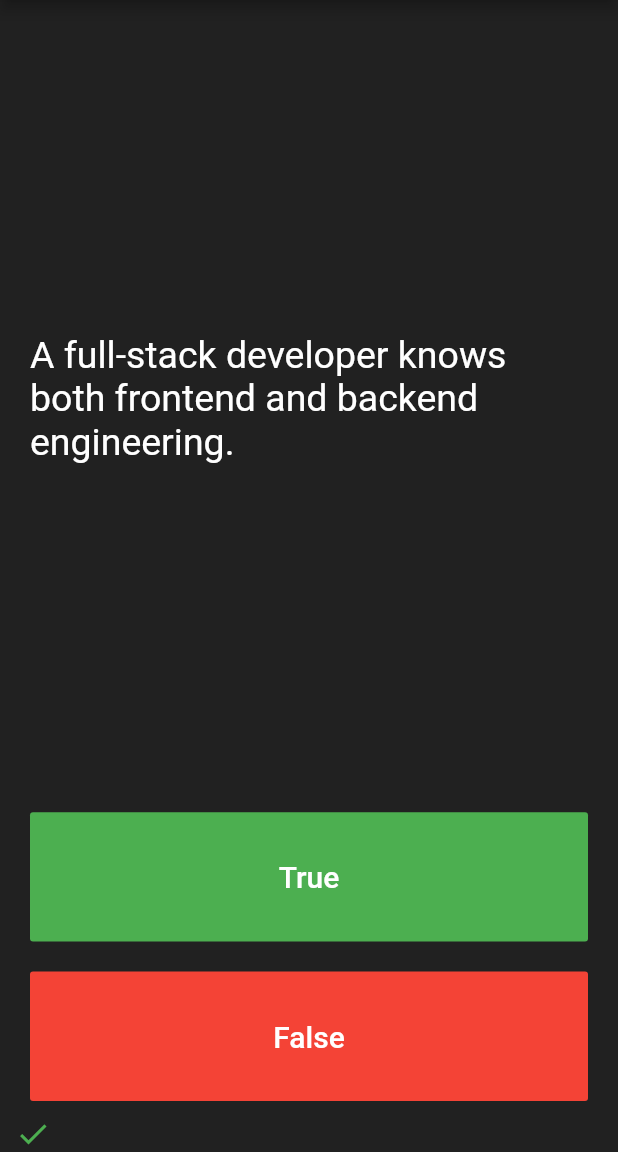
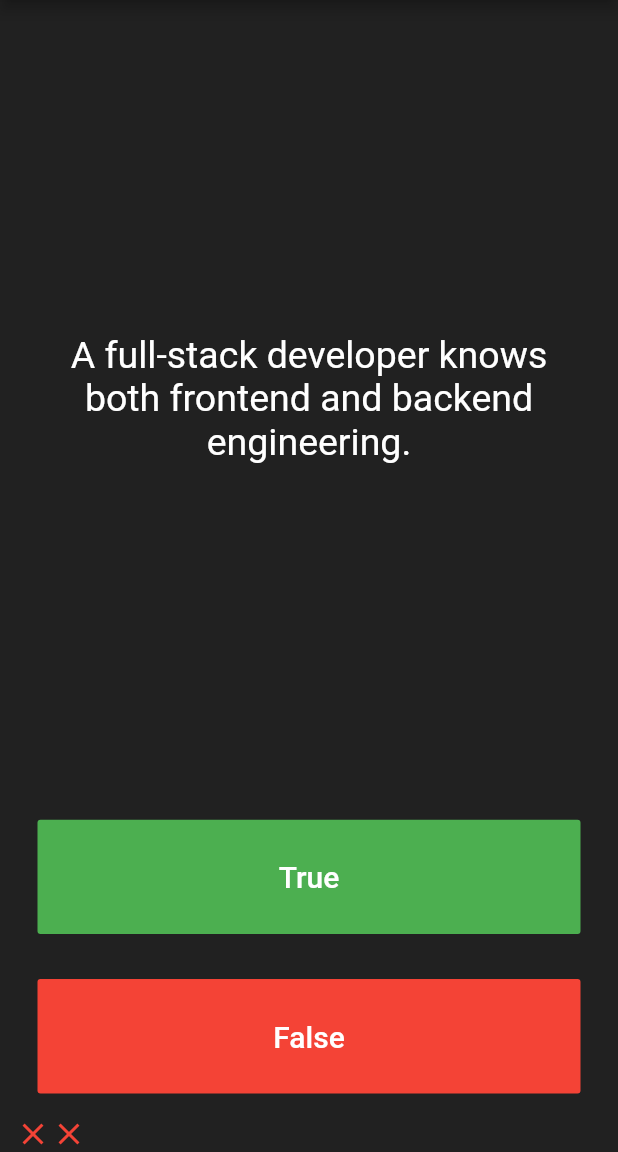
Before and after one commit to man-of-mind/Quizzler, a Flutter app: the screen it shows after launch, after a tap on "True", after a tap on "False", on a phone screen of 412 x 824 dp, the part 84-1236 px from its top. Run offline on Flutter 3.47's test engine with Material 2 defaults, Android fonts, the phone set to English and light mode, and no system bars.

Commit message:
encapsulation and abstraction tutorial

```diff
--- /dev/null
+++ b/lib/QuizBrain.dart
@@ -0,0 +1,39 @@
+import 'questions.dart';
+
+class QuizBrain {
+  int _questionNumber = 0;
+  List<Question> _questionBank = [
+    Question(q: 'Node.js is a programming language.', a: false),
+    Question(q: 'Flutter is cross-platform.', a: true),
+    Question(
+        q: 'A full-stack developer knows both frontend and backend engineering.',
+        a: true),
+    Question(q: 'The capital state of Nigeria is Lagos', a: false),
+    Question(q: 'Germany won the 2018 World Cup', a: false),
+    Question(q: 'Portugal is in Europe', a: true),
+    Question(q: 'Python is mainly use for data science', a: false),
+    Question(q: 'Swift was built by apple.', a: true),
+    Question(q: 'Chelsea plays in the La Liga league.', a: false),
+    Question(q: 'Flutter is created by Google', a: true)
+  ];
+
+  void nextQuestion() {
+    if (_questionNumber < (_questionBank.length - 1)) {
+      _questionNumber++;
+    } else {
+      _questionNumber = 0;
+    }
+  }
+
+  String getQuestion() {
+    return _questionBank[_questionNumber].questionText;
+  }
+
+  bool getAnswer() {
+    return _questionBank[_questionNumber].questionAnswer;
+  }
+
+  int getSize() {
+    return _questionBank.length;
+  }
+}
--- a/lib/main.dart
+++ b/lib/main.dart
@@ -1,4 +1,6 @@
 import 'package:flutter/material.dart';
+
+import 'QuizBrain.dart';
 
 void main() {
   runApp(Quiz());
@@ -11,11 +13,7 @@ class Quiz extends StatefulWidget {
 
 class _QuizState extends State<Quiz> {
   List<Icon> scoreKeeper = [];
-  List<String> questions = [
-    'Node.js is a programming language.',
-    'Flutter is cross-platform.',
-    'A full-stack developer knows both frontend and backend engineering.'
-  ];
+  QuizBrain quizBrain = QuizBrain();
   @override
   Widget build(BuildContext context) {
     return MaterialApp(
@@ -33,11 +31,12 @@ class _QuizState extends State<Quiz> {
             children: [
               Expanded(
                 flex: 5,
-                child: Center(
                 child: Padding(
                   padding: const EdgeInsets.all(10.0),
+                  child: Center(
                     child: Text(
-                      questions.last,
+                      quizBrain.getQuestion(),
+                      textAlign: TextAlign.center,
                       style: TextStyle(color: Colors.white, fontSize: 25),
                     ),
                   ),
@@ -45,9 +44,9 @@ class _QuizState extends State<Quiz> {
               ),
               Expanded(
                 child: Padding(
-                  padding: const EdgeInsets.all(10.0),
+                  padding: const EdgeInsets.all(15.0),
                   child: FlatButton(
-                    padding: const EdgeInsets.all(15.0),
+                    //                padding: const EdgeInsets.all(15.0),
                     color: Colors.green,
                     textColor: Colors.white,
                     child: Text(
@@ -56,12 +55,21 @@ class _QuizState extends State<Quiz> {
                     ),
                     onPressed: () {
                       setState(() {
+                        bool correctAnswer = quizBrain.getAnswer();
+                        if (correctAnswer == true) {
                           scoreKeeper.add(
                             Icon(
                               Icons.check,
                               color: Colors.green,
                             ),
                           );
+                        } else {
+                          scoreKeeper.add(Icon(
+                            Icons.close,
+                            color: Colors.red,
+                          ));
+                        }
+                        quizBrain.nextQuestion();
                       });
                     },
                   ),
@@ -69,16 +77,34 @@ class _QuizState extends State<Quiz> {
               ),
               Expanded(
                 child: Padding(
-                  padding: const EdgeInsets.all(10.0),
+                  padding: const EdgeInsets.all(15.0),
                   child: FlatButton(
-                    padding: const EdgeInsets.all(15.0),
+                    //                 padding: const EdgeInsets.all(15.0),
                     color: Colors.red,
                     textColor: Colors.white,
                     child: Text(
                       'False',
                       style: TextStyle(fontSize: 20),
                     ),
-                    onPressed: () {},
+                    onPressed: () {
+                      setState(() {
+                        bool correctAnswer = quizBrain.getAnswer();
+                        if (correctAnswer == false) {
+                          scoreKeeper.add(
+                            Icon(
+                              Icons.check,
+                              color: Colors.green,
+                            ),
+                          );
+                        } else {
+                          scoreKeeper.add(Icon(
+                            Icons.close,
+                            color: Colors.red,
+                          ));
+                        }
+                        quizBrain.nextQuestion();
+                      });
+                    },
                   ),
                 ),
               ),
--- /dev/null
+++ b/lib/questions.dart
@@ -0,0 +1,8 @@
+class Question {
+  String questionText;
+  bool questionAnswer;
+  Question({String q, bool a}) {
+    questionAnswer = a;
+    questionText = q;
+  }
+}
```
Lines whose indentation alone changed are shown as unchanged.
